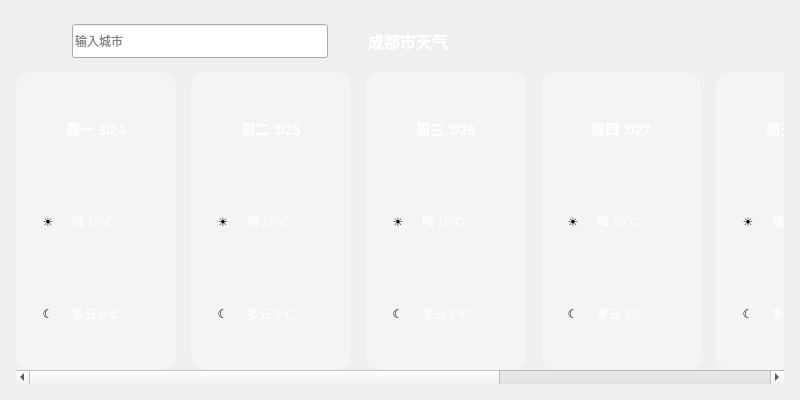
Before: the Qt Designer form weatherUi.ui in pengstao-creator/carMusicSys, drawn with Qt 5.
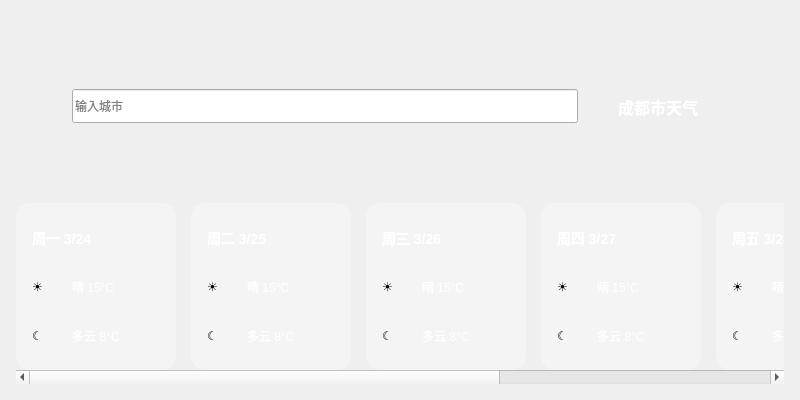
After: the same form once the commit is applied. Icons and pictures are not drawn.

```diff
--- a/weatherUi.ui
+++ b/weatherUi.ui
@@ -131,16 +131,10 @@
        <property name="text">
         <string>成都市天气</string>
        </property>
-       <property name="alignment">
-        <set>Qt::AlignmentFlag::AlignCenter</set>
-       </property>
       </widget>
      </item>
      <item>
       <spacer name="horizontalSpacerTopBar">
-       <property name="orientation">
-        <enum>Qt::Orientation::Horizontal</enum>
-       </property>
        <property name="sizeHint" stdset="0">
         <size>
          <width>40</width>
@@ -194,7 +188,7 @@
       <enum>QFrame::Shape::NoFrame</enum>
      </property>
      <property name="verticalScrollBarPolicy">
-      <enum>Qt::ScrollBarPolicy::ScrollBarAlwaysOff</enum>
+      <enum>Qt::ScrollBarAsNeeded</enum>
      </property>
      <property name="horizontalScrollBarPolicy">
       <enum>Qt::ScrollBarPolicy::ScrollBarAsNeeded</enum>
@@ -208,7 +202,7 @@
         <x>0</x>
         <y>0</y>
         <width>1210</width>
-        <height>292</height>
+        <height>288</height>
        </rect>
       </property>
       <property name="styleSheet">
@@ -274,9 +268,6 @@
             <property name="text">
              <string>周一 3/24</string>
             </property>
-            <property name="alignment">
-             <set>Qt::AlignmentFlag::AlignCenter</set>
-            </property>
            </widget>
           </item>
           <item>
@@ -298,12 +289,12 @@
                 <height>32</height>
                </size>
               </property>
+              <property name="styleSheet">
+               <string notr="true"/>
+              </property>
               <property name="text">
                <string>☀</string>
               </property>
-              <property name="alignment">
-               <set>Qt::AlignmentFlag::AlignCenter</set>
-              </property>
              </widget>
             </item>
             <item>
@@ -337,12 +328,12 @@
                 <height>32</height>
                </size>
               </property>
+              <property name="styleSheet">
+               <string notr="true"/>
+              </property>
               <property name="text">
                <string>☾</string>
               </property>
-              <property name="alignment">
-               <set>Qt::AlignmentFlag::AlignCenter</set>
-              </property>
              </widget>
             </item>
             <item>
@@ -401,9 +392,6 @@
             <property name="text">
              <string>周二 3/25</string>
             </property>
-            <property name="alignment">
-             <set>Qt::AlignmentFlag::AlignCenter</set>
-            </property>
            </widget>
           </item>
           <item>
@@ -428,9 +416,6 @@
               <property name="text">
                <string>☀</string>
               </property>
-              <property name="alignment">
-               <set>Qt::AlignmentFlag::AlignCenter</set>
-              </property>
              </widget>
             </item>
             <item>
@@ -467,9 +452,6 @@
               <property name="text">
                <string>☾</string>
               </property>
-              <property name="alignment">
-               <set>Qt::AlignmentFlag::AlignCenter</set>
-              </property>
              </widget>
             </item>
             <item>
@@ -528,9 +510,6 @@
             <property name="text">
              <string>周三 3/26</string>
             </property>
-            <property name="alignment">
-             <set>Qt::AlignmentFlag::AlignCenter</set>
-            </property>
            </widget>
           </item>
           <item>
@@ -555,9 +534,6 @@
               <property name="text">
                <string>☀</string>
               </property>
-              <property name="alignment">
-               <set>Qt::AlignmentFlag::AlignCenter</set>
-              </property>
              </widget>
             </item>
             <item>
@@ -594,9 +570,6 @@
               <property name="text">
                <string>☾</string>
               </property>
-              <property name="alignment">
-               <set>Qt::AlignmentFlag::AlignCenter</set>
-              </property>
              </widget>
             </item>
             <item>
@@ -655,9 +628,6 @@
             <property name="text">
              <string>周四 3/27</string>
             </property>
-            <property name="alignment">
-             <set>Qt::AlignmentFlag::AlignCenter</set>
-            </property>
            </widget>
           </item>
           <item>
@@ -682,9 +652,6 @@
               <property name="text">
                <string>☀</string>
               </property>
-              <property name="alignment">
-               <set>Qt::AlignmentFlag::AlignCenter</set>
-              </property>
              </widget>
             </item>
             <item>
@@ -721,9 +688,6 @@
               <property name="text">
                <string>☾</string>
               </property>
-              <property name="alignment">
-               <set>Qt::AlignmentFlag::AlignCenter</set>
-              </property>
              </widget>
             </item>
             <item>
@@ -782,9 +746,6 @@
             <property name="text">
              <string>周五 3/28</string>
             </property>
-            <property name="alignment">
-             <set>Qt::AlignmentFlag::AlignCenter</set>
-            </property>
            </widget>
           </item>
           <item>
@@ -809,9 +770,6 @@
               <property name="text">
                <string>☀</string>
               </property>
-              <property name="alignment">
-               <set>Qt::AlignmentFlag::AlignCenter</set>
-              </property>
              </widget>
             </item>
             <item>
@@ -848,9 +806,6 @@
               <property name="text">
                <string>☾</string>
               </property>
-              <property name="alignment">
-               <set>Qt::AlignmentFlag::AlignCenter</set>
-              </property>
              </widget>
             </item>
             <item>
```
Left out of the diff: 32 changed lines with no effect on the pictures.
